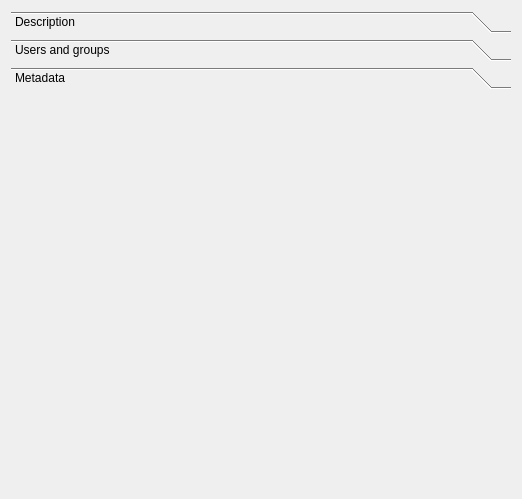
Before: the Qt Designer form ime/ui/ui_experiment_props.ui in UoA-eResearch/mytardis_ime, drawn with Qt 5.
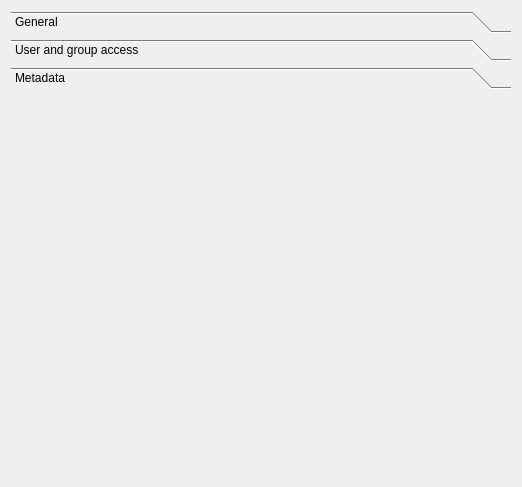
After: the same form once the commit is applied. The open tabs and pages were chosen to show the change. Custom widgets are drawn as their Qt base class.

Commit message: Change AccessControlTableModel to Proxy to prep for Model to be passed in

What changed in the file:
```diff
--- a/ime/ui/ui_experiment_props.ui
+++ b/ime/ui/ui_experiment_props.ui
@@ -7,7 +7,7 @@
     <x>0</x>
     <y>0</y>
     <width>518</width>
-    <height>499</height>
+    <height>487</height>
    </rect>
   </property>
   <property name="windowTitle">
@@ -35,7 +35,7 @@
        </rect>
       </property>
       <attribute name="label">
-       <string>Description</string>
+       <string>General</string>
       </attribute>
       <layout class="QGridLayout" name="gridLayout_3">
        <item row="0" column="0">
@@ -90,7 +90,7 @@
        </rect>
       </property>
       <attribute name="label">
-       <string>Users and groups</string>
+       <string>User and group access</string>
       </attribute>
       <layout class="QVBoxLayout" name="verticalLayout_4">
        <item>
@@ -103,8 +103,8 @@
        <rect>
         <x>0</x>
         <y>0</y>
-        <width>96</width>
-        <height>26</height>
+        <width>506</width>
+        <height>367</height>
        </rect>
       </property>
       <attribute name="label">
```
Left out of the diff: 6 changed lines with no effect on the pictures. The commit also changes 17 other files.
